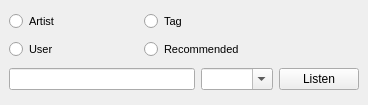
Qt form trunk/GUI/LFMRadio/GUI_LFMRadioWidget.ui (shahid334/sayonara-player) before a commit.
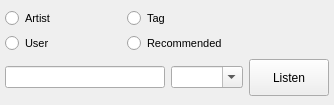
The same form after that commit.

```diff
--- a/trunk/GUI/LFMRadio/GUI_LFMRadioWidget.ui
+++ b/trunk/GUI/LFMRadio/GUI_LFMRadioWidget.ui
@@ -6,19 +6,19 @@
    <rect>
     <x>0</x>
     <y>0</y>
-    <width>368</width>
+    <width>334</width>
     <height>105</height>
    </rect>
   </property>
   <property name="sizePolicy">
-   <sizepolicy hsizetype="MinimumExpanding" vsizetype="Fixed">
+   <sizepolicy hsizetype="Preferred" vsizetype="Fixed">
     <horstretch>0</horstretch>
     <verstretch>0</verstretch>
    </sizepolicy>
   </property>
   <property name="minimumSize">
    <size>
-    <width>368</width>
+    <width>300</width>
     <height>105</height>
    </size>
   </property>
@@ -38,51 +38,19 @@
      <verstretch>0</verstretch>
     </sizepolicy>
    </property>
+   <property name="minimumSize">
+    <size>
+     <width>300</width>
+     <height>0</height>
+    </size>
+   </property>
    <layout class="QGridLayout" name="gridLayout">
-    <item row="2" column="4">
-     <widget class="QPushButton" name="btn_listen">
-      <property name="minimumSize">
-       <size>
-        <width>0</width>
-        <height>0</height>
-       </size>
-      </property>
-      <property name="maximumSize">
-       <size>
-        <width>80</width>
-        <height>200</height>
-       </size>
-      </property>
-      <property name="text">
-       <string>Listen</string>
-      </property>
-      <property name="iconSize">
-       <size>
-        <width>18</width>
-        <height>18</height>
-       </size>
-      </property>
-     </widget>
-    </item>
-    <item row="0" column="4" rowspan="2">
-     <widget class="QLabel" name="lab_lfm">
-      <property name="minimumSize">
-       <size>
-        <width>80</width>
-        <height>0</height>
-       </size>
-      </property>
-      <property name="maximumSize">
-       <size>
-        <width>80</width>
-        <height>16777215</height>
-       </size>
-      </property>
-      <property name="text">
-       <string/>
-      </property>
-     </widget>
-    </item>
+    <property name="leftMargin">
+     <number>5</number>
+    </property>
+    <property name="rightMargin">
+     <number>5</number>
+    </property>
     <item row="0" column="0">
      <widget class="QRadioButton" name="rb_artist">
       <property name="font">
@@ -107,7 +75,7 @@
       </property>
      </widget>
     </item>
-    <item row="2" column="0" colspan="2">
+    <item row="2" column="0" colspan="3">
      <layout class="QHBoxLayout" name="horizontalLayout">
       <item>
        <widget class="QLineEdit" name="le_text"/>
@@ -119,6 +87,31 @@
         </property>
        </widget>
       </item>
+      <item>
+       <widget class="QPushButton" name="btn_listen">
+        <property name="minimumSize">
+         <size>
+          <width>0</width>
+          <height>0</height>
+         </size>
+        </property>
+        <property name="maximumSize">
+         <size>
+          <width>80</width>
+          <height>200</height>
+         </size>
+        </property>
+        <property name="text">
+         <string>Listen</string>
+        </property>
+        <property name="iconSize">
+         <size>
+          <width>18</width>
+          <height>18</height>
+         </size>
+        </property>
+       </widget>
+      </item>
      </layout>
     </item>
     <item row="1" column="0">
@@ -145,6 +138,25 @@
       </property>
      </widget>
     </item>
+    <item row="0" column="2" rowspan="2">
+     <widget class="QLabel" name="lab_lfm">
+      <property name="minimumSize">
+       <size>
+        <width>80</width>
+        <height>0</height>
+       </size>
+      </property>
+      <property name="maximumSize">
+       <size>
+        <width>80</width>
+        <height>16777215</height>
+       </size>
+      </property>
+      <property name="text">
+       <string/>
+      </property>
+     </widget>
+    </item>
    </layout>
   </widget>
  </widget>
```
